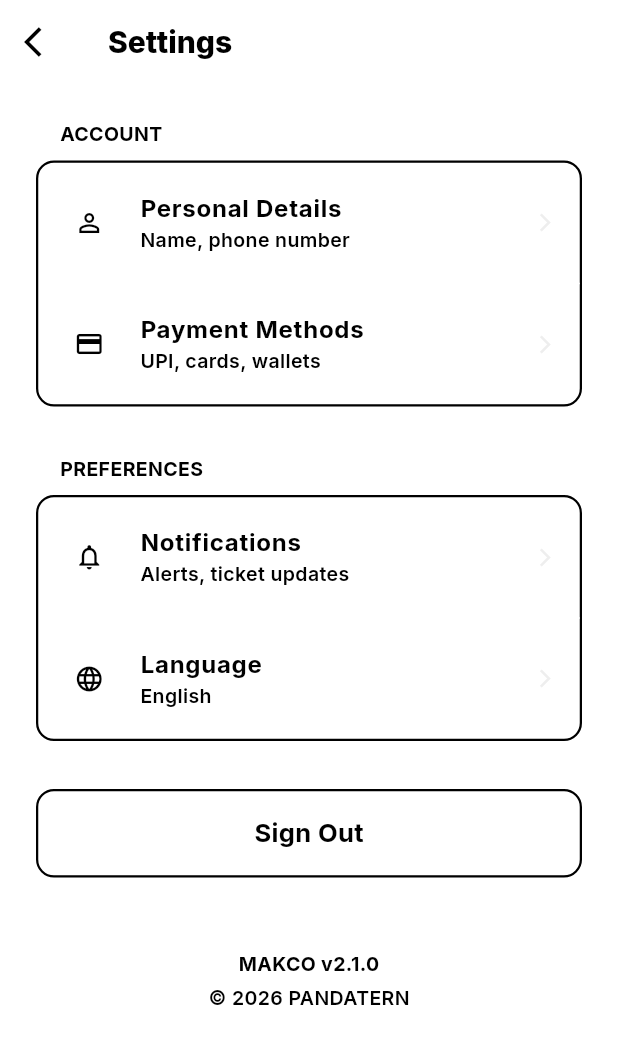
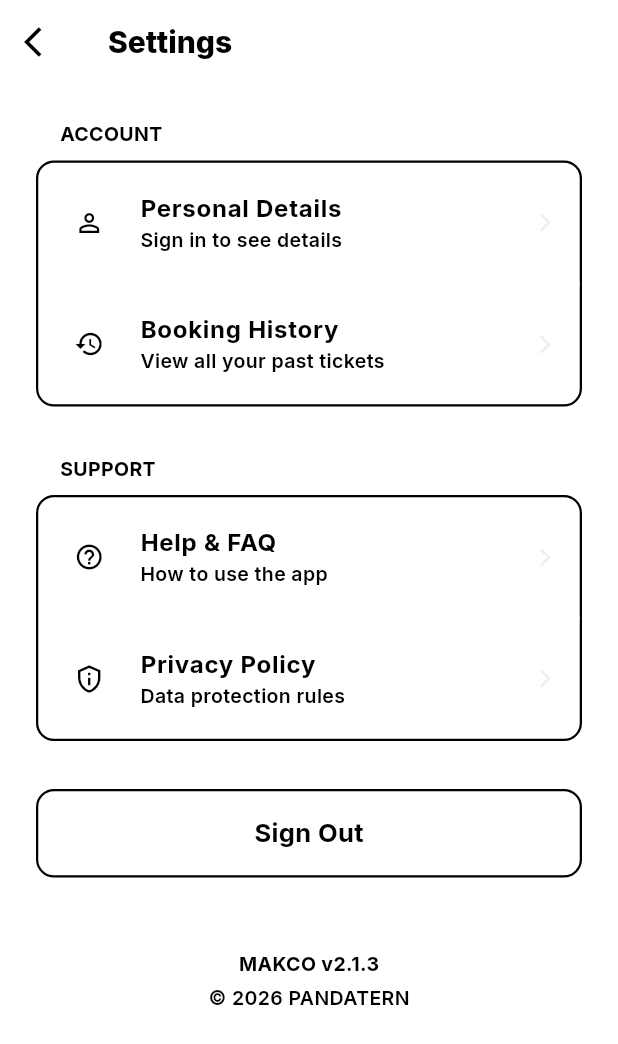
Before and after one commit to pandatern/makco, a Flutter app: the SettingsScreen screen opened directly, on a phone screen of 412 x 824 dp. Shown: the top 1044 px of the screen. Run offline on Flutter 3.47's test engine with Material 3 defaults, Android fonts, the phone set to English and light mode, and no system bars; our stand-ins replace google_fonts, qr_flutter, shared_preferences, webview_flutter; accounts and stored records are empty.

Commit message:
feat: Flutter Real-Data Port (History, Profile, Settings) + Apple Pure B&W v2.1.4 + Optimized Polling

```diff
--- a/frontend_flutter/lib/providers/auth_provider.dart
+++ b/frontend_flutter/lib/providers/auth_provider.dart
@@ -9,6 +9,7 @@ class AuthProvider extends ChangeNotifier {
   bool _isAuthenticated = false;
 
   String? get token => _token;
+  String? get phone => _phone;
   bool get isAuthenticated => _isAuthenticated;
   ApiService get apiService => _apiService;
 
--- a/frontend_flutter/lib/screens/settings_screen.dart
+++ b/frontend_flutter/lib/screens/settings_screen.dart
@@ -2,6 +2,7 @@ import 'package:flutter/material.dart';
 import 'package:provider/provider.dart';
 import '../providers/auth_provider.dart';
 import '../theme/brutalist_style.dart';
+import 'history_screen.dart';
 
 class SettingsScreen extends StatelessWidget {
   const SettingsScreen({Key? key}) : super(key: key);
@@ -32,31 +33,35 @@ class SettingsScreen extends StatelessWidget {
                 _SettingsItem(
                   icon: Icons.person_outline,
                   title: "Personal Details",
-                  subtitle: "Name, phone number",
-                  onTap: () {},
+                  subtitle: auth.phone ?? "Sign in to see details",
+                  onTap: () {
+                    ScaffoldMessenger.of(context).showSnackBar(
+                      SnackBar(content: Text("Phone: ${auth.phone}", style: AppleStyle.body(color: Colors.white)), backgroundColor: AppleColors.black)
+                    );
+                  },
                 ),
                 _SettingsItem(
-                  icon: Icons.payment_outlined,
-                  title: "Payment Methods",
-                  subtitle: "UPI, cards, wallets",
-                  onTap: () {},
+                  icon: Icons.history,
+                  title: "Booking History",
+                  subtitle: "View all your past tickets",
+                  onTap: () => Navigator.push(context, MaterialPageRoute(builder: (_) => const HistoryScreen())),
                 ),
               ],
             ),
             const SizedBox(height: 32),
             _SettingsSection(
-              title: "PREFERENCES",
+              title: "SUPPORT",
               items: [
                 _SettingsItem(
-                  icon: Icons.notifications_none,
-                  title: "Notifications",
-                  subtitle: "Alerts, ticket updates",
+                  icon: Icons.help_outline,
+                  title: "Help & FAQ",
+                  subtitle: "How to use the app",
                   onTap: () {},
                 ),
                 _SettingsItem(
-                  icon: Icons.language,
-                  title: "Language",
-                  subtitle: "English",
+                  icon: Icons.privacy_tip_outlined,
+                  title: "Privacy Policy",
+                  subtitle: "Data protection rules",
                   onTap: () {},
                 ),
               ],
@@ -79,7 +84,7 @@ class SettingsScreen extends StatelessWidget {
             Center(
               child: Column(
                 children: [
-                  Text("MAKCO v2.1.0", style: AppleStyle.footnote().copyWith(fontWeight: FontWeight.bold)),
+                  Text("MAKCO v2.1.3", style: AppleStyle.footnote().copyWith(fontWeight: FontWeight.bold)),
                   const SizedBox(height: 4),
                   Text("© 2026 PANDATERN", style: AppleStyle.footnote()),
                 ],
```
Also changed, not shown: frontend_flutter/lib/providers/booking_provider.dart (+10 -0 lines), frontend_flutter/lib/screens/profile_screen.dart (+11 -11 lines), 2 other files.
